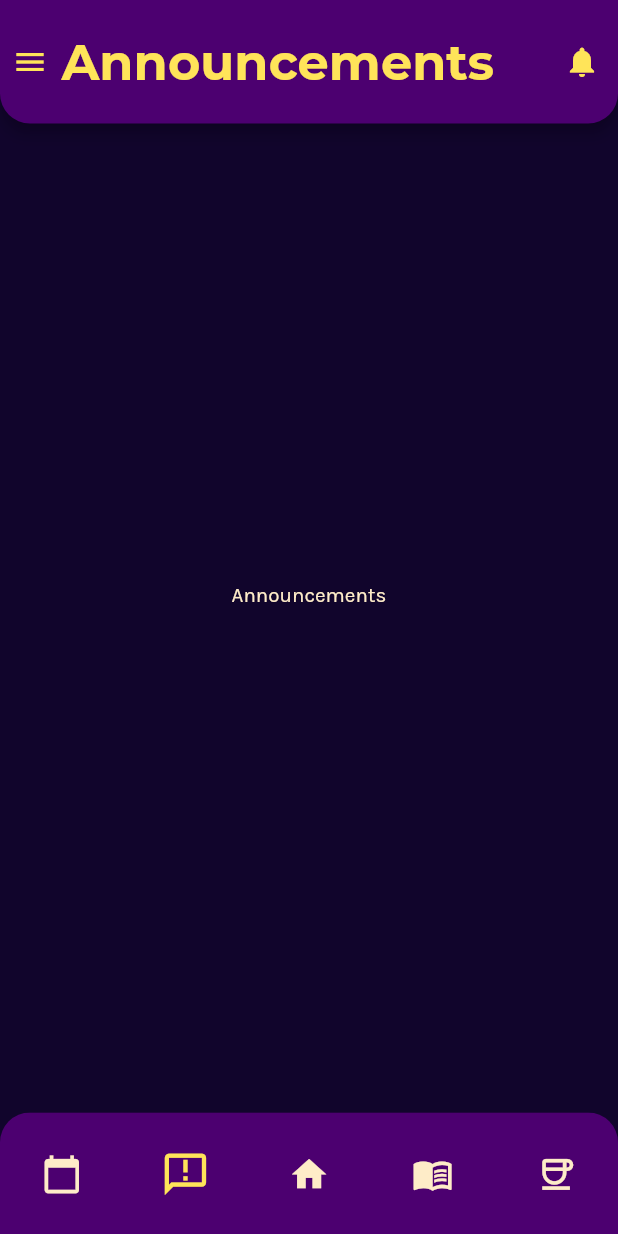
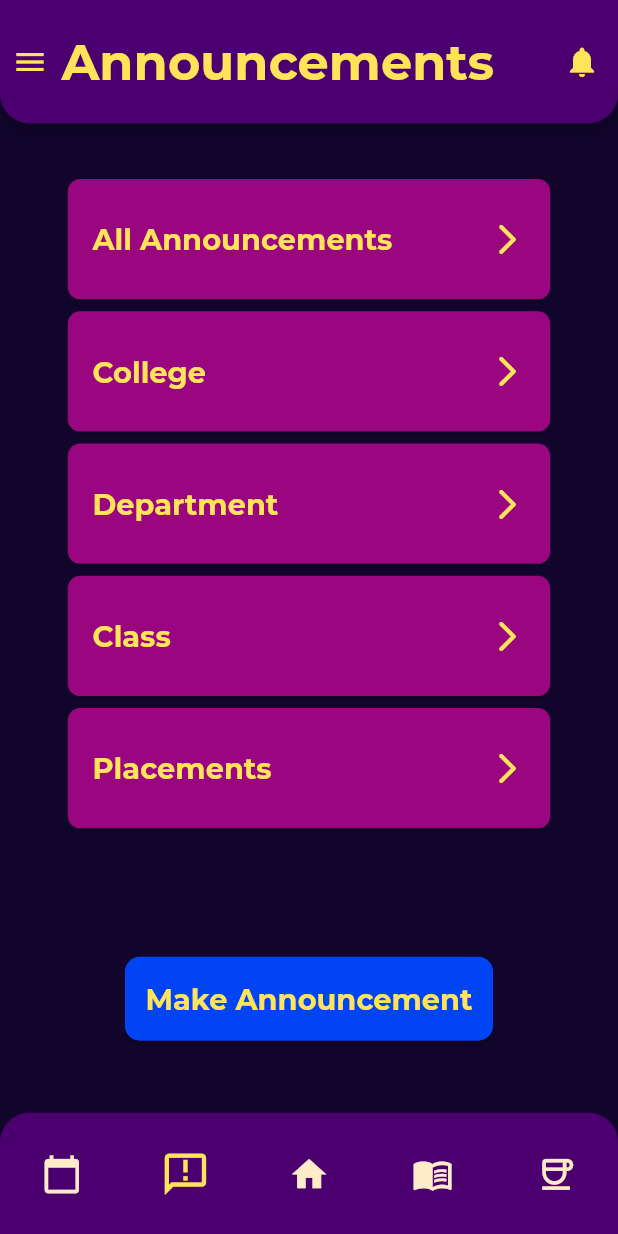
Before and after one commit to arhamsc/SISAC-FrontEnd, a Flutter app: the TabScreen screen opened by its route, swiped to page 2, on a phone screen of 412 x 824 dp. Run offline on Flutter 3.47's test engine with Material 2 defaults, Android fonts, the phone set to English and light mode, and no system bars; drawn by our look-alikes of expandable_page_view; our stand-ins replace firebase_core, firebase_messaging, flutter_local_notifications, flutter_rating_bar, flutter_spinkit, image_picker and 2 more; missing offline and left inert: flutter_elegant_number_button; accounts and stored records are empty; network calls fail.

Commit message:
All announcements list implemented

```diff
--- a/lib/constants/request_url.dart
+++ b/lib/constants/request_url.dart
@@ -4,9 +4,10 @@ import 'package:http/http.dart';
 import '../utils/helpers/http_exception.dart';
 
 Uri url(String endPoint) {
-  final url = Uri.parse('http://192.168.1.4:3000/$endPoint');
+  final url = Uri.parse('http://192.168.1.10:3000/$endPoint');
   // final url = Uri.parse('https://sisac.herokuapp.com/$endPoint');
-  //final url = Uri.parse('http://172.20.10.3:3000/$endPoint');
+  // final url = Uri.parse('http://172.20.10.3:3000/$endPoint');
+  //final url = Uri.parse('http://192.168.86.227:3000/$endPoint');
   return url;
 }
 
--- /dev/null
+++ b/lib/providers/announcements/announcement_providers.dart
@@ -0,0 +1,92 @@
+import 'dart:async';
+
+import 'package:flutter/material.dart';
+import 'package:http/http.dart' as http;
+
+import '../../constants/request_url.dart' as req_url;
+import '../../utils/helpers/http_exception.dart';
+
+class Announcement {
+  final String id;
+  final String byUser;
+  final String title;
+  final String description;
+  final String? posterUrl;
+  final String? posterFileName;
+  final DateTime createdOn;
+  final bool edited;
+  final DateTime? modifiedOn;
+  final List<String>? links;
+  final String level;
+  final String? department;
+  Announcement({
+    required this.id,
+    required this.byUser,
+    required this.title,
+    required this.description,
+    required this.posterUrl,
+    required this.posterFileName,
+    required this.createdOn,
+    required this.edited,
+    required this.modifiedOn,
+    required this.links,
+    required this.level,
+    required this.department,
+  });
+}
+
+class AnnouncementProvider with ChangeNotifier {
+  String _authToken = "";
+
+  Map<String, Announcement> _announcements = {};
+
+  void update(token) {
+    token != "" ? _authToken = token : _authToken = "";
+  }
+
+  Map<String, Announcement> get announcements {
+    return {..._announcements};
+  }
+
+  Uri _announcementUrl([String? endPoint = '']) {
+    return req_url.url('announcement/${endPoint ?? ""}');
+  }
+
+  Map<String, String> get _headers {
+    return {
+      'Content-Type': 'application/json; charset=UTF-8',
+      'secret_token': _authToken,
+    };
+  }
+
+  Future<void> fetchAllAnnouncements() async {
+    final url = _announcementUrl();
+    try {
+      final response = await http.get(url, headers: _headers);
+      var decodedData = req_url.checkResponseError(response);
+      Map<String, Announcement> receivedAnnouncements = {};
+
+      decodedData.forEach(
+        (key, value) => receivedAnnouncements[key] = Announcement(
+          id: value['_id'],
+          byUser: value['byUser'],
+          title: value['title'],
+          description: value['description'],
+          posterUrl: value['posterUrl'],
+          posterFileName: value['posterFileName'],
+          createdOn: DateTime.parse(value['createdOn']),
+          edited: value['edited'],
+          modifiedOn: value['modifiedOn'] != null
+              ? DateTime.parse(value['modifiedOn'])
+              : null,
+          links: value['links'].length != 0 ? List.from(value['links']) : null,
+          level: value['level'],
+          department: value['department'],
+        ),
+      );
+      _announcements = receivedAnnouncements;
+    } catch (error) {
+      throw HttpException(error.toString());
+    }
+  }
+}
--- a/lib/providers/cafetaria/cafetaria_providers.dart
+++ b/lib/providers/cafetaria/cafetaria_providers.dart
@@ -154,7 +154,7 @@ class MenuItemProvider with ChangeNotifier {
           },
         ),
       );
-      final decodedData = req_url.checkResponseError(response);
+      req_url.checkResponseError(response);
       if (response.statusCode >= 400) {
         currentStatus = oldStatus;
         notifyListeners();
@@ -169,7 +169,7 @@ class MenuItemProvider with ChangeNotifier {
     final url = cafetariaUrl(id);
     try {
       final response = await http.delete(url, headers: _headers);
-      final data = req_url.checkResponseError(response);
+      req_url.checkResponseError(response);
     } catch (error) {
       throw HttpException(error.toString());
     }
--- a/lib/screens/student_faculty_screens/nav_screens/announcements_screen.dart
+++ b/lib/screens/student_faculty_screens/nav_screens/announcements_screen.dart
@@ -1,4 +1,12 @@
 import "package:flutter/material.dart";
+import 'package:provider/provider.dart';
+import '../../student_faculty_screens/announcement_screens/all_announcements_screen.dart';
+import "package:sizer/sizer.dart";
+
+import '../../../providers/user_provider.dart';
+
+import '../../../utils/general/themes.dart';
+import '../../../widgets/component_widgets/announcements/level_card.dart';
 
 /* Announcements - Navigation Screen */
 class AnnouncementScreen extends StatefulWidget {
@@ -12,10 +20,82 @@ class AnnouncementScreen extends StatefulWidget {
 }
 
 class _AnnouncementScreenState extends State<AnnouncementScreen> {
+  //TODO: IF faculty or staff then instead of class display their announcement
   @override
   Widget build(BuildContext context) {
-    return const Center(
-      child: Text("Announcements"),
+    List<Map<String, dynamic>> levels = [
+      {
+        'title': 'All Announcements',
+        'function': () {
+          Navigator.pushNamed(
+            context,
+            AllAnnouncementScreen.routeName,
+            arguments: widget.pageController,
+          );
+        },
+      },
+      {
+        'title': 'College',
+        'function': () {},
+      },
+      {
+        'title': 'Department',
+        'function': () {},
+      },
+      {
+        'title': 'Class',
+        'function': () {},
+      },
+      {
+        'title': 'Placements',
+        'function': () {},
+      },
+    ];
+    final authP = Provider.of<Auth>(context, listen: false);
+    final role = authP.getRole;
+    return Center(
+      child: Column(
+        children: [
+          Flexible(
+            flex: 6,
+            child: Padding(
+              padding: EdgeInsets.only(top: 4.h),
+              child: SizedBox(
+                width: 80.w,
+                child: ListView.builder(
+                  itemBuilder: (ctx, i) => LevelCard(
+                    title: levels[i]['title'],
+                    onCardTap: levels[i]['function'],
+                  ),
+                  itemCount: levels.length,
+                ),
+              ),
+            ),
+          ),
+          role != "Student"
+              ? Padding(
+                  padding: EdgeInsets.only(bottom: 2.h),
+                  child: ElevatedButton(
+                    onPressed: () {},
+                    child: Text(
+                      "Make Announcement",
+                      style: Theme.of(context).textTheme.headline5!.copyWith(
+                            fontWeight: FontWeight.w600,
+                          ),
+                    ),
+                    style: ButtonThemes.elevatedButtonInput.copyWith(
+                      padding: MaterialStateProperty.all(
+                        EdgeInsets.symmetric(
+                          vertical: 2.h,
+                          horizontal: 10.sp,
+                        ),
+                      ),
+                    ),
+                  ),
+                )
+              : const SizedBox()
+        ],
+      ),
     );
   }
 }
--- a/lib/screens/student_faculty_screens/nav_screens/tab_screen.dart
+++ b/lib/screens/student_faculty_screens/nav_screens/tab_screen.dart
@@ -12,7 +12,6 @@ import 'home_screen.dart';
 import '../../../widgets/component_widgets/scaffold/app_bar.dart';
 import '../../../widgets/component_widgets/scaffold/bottom_bar.dart';
 import '../../../widgets/component_widgets/scaffold/app_drawer.dart';
-
 
 /* Tab Screen - Contains the Scaffold and Bottom Navigation Bar for all the navigation pages(pages) */
 class TabScreen extends StatefulWidget {
@@ -39,7 +38,6 @@ class _TabScreenState extends State<TabScreen> {
     super.initState();
   }
 
-
   void selectPage(int index) {
     _tabController!.animateToPage(index,
         duration: const Duration(milliseconds: 500), curve: Curves.easeInOut);
@@ -58,7 +56,7 @@ class _TabScreenState extends State<TabScreen> {
       },
       {
         'page': AnnouncementScreen(
-          pageController: _tabController,
+          pageController: _tabController!,
         ),
         'title': 'Announcements'
       },
--- /dev/null
+++ b/lib/widgets/component_widgets/announcements/level_card.dart
@@ -0,0 +1,61 @@
+import 'package:flutter/material.dart';
+import 'package:sizer/sizer.dart';
+
+import '../../../utils/general/customColor.dart';
+
+class LevelCard extends StatelessWidget {
+  final String title;
+  final Function onCardTap;
+  const LevelCard({Key? key, required this.title, required this.onCardTap})
+      : super(key: key);
+
+  @override
+  Widget build(BuildContext context) {
+    return SizedBox(
+      width: 76.w,
+      height: 10.7.h,
+      child: Card(
+        child: InkWell(
+          splashColor: Colors.blue.withAlpha(30),
+          onTap: () => onCardTap(),
+          child: Row(
+            children: [
+              Padding(
+                padding: EdgeInsets.symmetric(
+                  horizontal: 2.w,
+                ),
+              ),
+              Expanded(
+                child: Row(
+                  mainAxisAlignment: MainAxisAlignment.spaceBetween,
+                  children: [
+                    Text(
+                      title,
+                      style: Theme.of(context).textTheme.headline5,
+                    ),
+                    Icon(
+                      Icons.arrow_forward_ios_rounded,
+                      color: Palette.quinaryDefault,
+                      size: 18.sp,
+                    ),
+                  ],
+                ),
+              ),
+              Padding(
+                padding: EdgeInsets.symmetric(
+                  horizontal: 2.w,
+                ),
+              ),
+            ],
+          ),
+        ),
+        color: SecondaryPallete.primary,
+        shape: RoundedRectangleBorder(
+          borderRadius: BorderRadius.all(
+            Radius.circular(1.h),
+          ),
+        ),
+      ),
+    );
+  }
+}
--- a/lib/widgets/component_widgets/home/home_main_card.dart
+++ b/lib/widgets/component_widgets/home/home_main_card.dart
@@ -1,7 +1,6 @@
 import 'package:flutter/material.dart';
 import 'package:sizer/sizer.dart';
 
-import '../../../utils/general/screen_size.dart';
 import '../../../utils/general/customColor.dart';
 
 /* Home Screen Main/Big Cards Widget */
--- a/lib/widgets/component_widgets/scaffold/bottom_nav.dart
+++ b/lib/widgets/component_widgets/scaffold/bottom_nav.dart
@@ -2,7 +2,6 @@ import 'package:flutter/material.dart';
 import 'package:sizer/sizer.dart';
 
 import '../../../../utils/general/customColor.dart';
-import '../../../../utils/general/screen_size.dart';
 
 /* Bottom Navigation Bar for Any Child Screen */
 class BottomNav extends StatefulWidget {
```
Also changed, not shown: lib/main.dart (+13 -0 lines), lib/screens/student_faculty_screens/announcement_screens/all_announcements_screen.dart (added, +125 -0 lines), lib/widgets/ui_widgets/cards/item_card.dart (+7 -5 lines), pubspec.lock, 2 other files.
